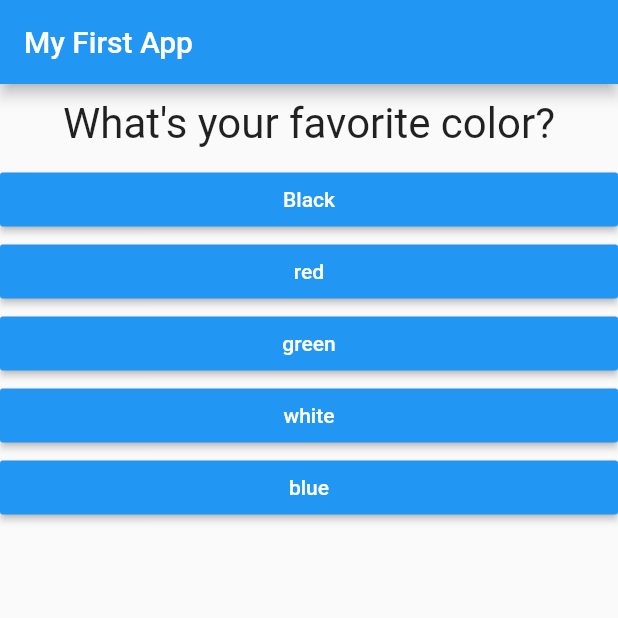
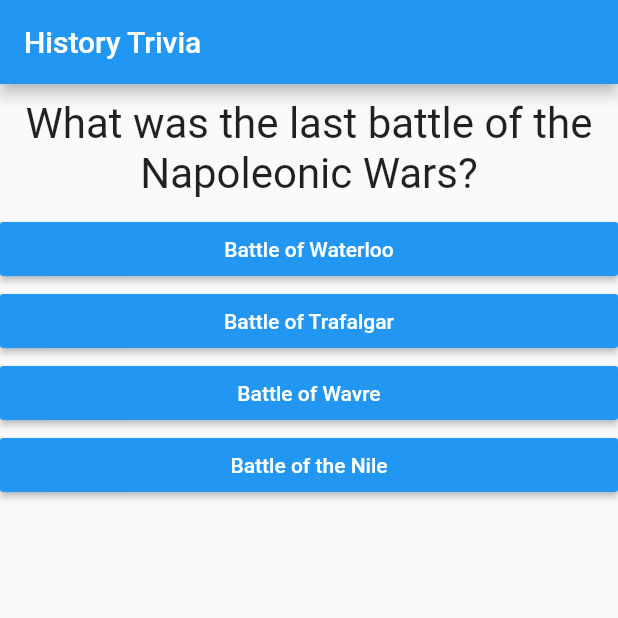
Before and after one commit to samuel327/flutter, a Flutter app: the screen it shows after launch, on a phone screen of 412 x 824 dp, the top half of it. Run offline on Flutter 3.47's test engine with Material 2 defaults, Android fonts, the phone set to English and light mode, and no system bars.

Commit message:
history triva app

```diff
--- /dev/null
+++ b/lib/constants/constants.dart
@@ -0,0 +1,31 @@
+library constants;
+
+const List<Map<String, Object>> questions = [
+  {
+    'questionText': ('What was the last battle of the Napoleonic Wars?'),
+    'answers': [
+      {"text": "Battle of Waterloo", "score": 0},
+      {"text": "Battle of Trafalgar", "score": 0},
+      {"text": "Battle of Wavre", "score": 5},
+      {"text": "Battle of the Nile", "score": 0},
+    ]
+  },
+  {
+    'questionText': ('How long did the Hundred Years\' war last?'),
+    'answers': [
+      {"text": "100 years", "score": 0},
+      {"text": "116 years", "score": 5},
+      {"text": "99 years", "score": 0},
+      {"text": "86 years", "score": 0}
+    ]
+  },
+  {
+    'questionText': ('What famous general was once attacked by rabbits?'),
+    'answers': [
+      {"text": "Alexander the Great", "score": 0},
+      {"text": "Genghis Khan", "score": 0},
+      {"text": "Julius Caesar", "score": 0},
+      {"text": "Napolean", "score": 5}
+    ]
+  },
+];
--- a/lib/myapp.dart
+++ b/lib/myapp.dart
@@ -1,6 +1,7 @@
 import 'package:flutter/material.dart';
 import './quiz.dart';
 import './result.dart';
+import './constants/constants.dart' as Constants;
 
 class MyApp extends StatefulWidget {
   @override
@@ -14,36 +15,7 @@ class _MyAppState extends State<MyApp> {
   var _questionIndex = 0;
   var _totalScore = 0;
   //protect questions variable from changes
-  final _questions = const [
-    {
-      'questionText': ('What\'s your favorite color?'),
-      'answers': [
-        {"text": "Black", "score": 1},
-        {"text": "red", "score": 2},
-        {"text": "green", "score": 3},
-        {"text": "white", "score": 4},
-        {"text": "blue", "score": 5}
-      ]
-    },
-    {
-      'questionText': ('What\'s your favorite animal?'),
-      'answers': [
-        {"text": "Rabbit", "score": 1},
-        {"text": "Snake", "score": 2},
-        {"text": "Lion", "score": 3},
-        {"text": "Elephant", "score": 4}
-      ]
-    },
-    {
-      'questionText': ('What\'s your favorite car?'),
-      'answers': [
-        {"text": "Honda", "score": 1},
-        {"text": "Cadillac", "score": 2},
-        {"text": "VW Jetta", "score": 3},
-        {"text": "Corrolla", "score": 4}
-      ]
-    },
-  ];
+  final _questions = Constants.questions;
 
   //will be our callback function; the function (address) we are passing around is also known as a
   //callback function bc the receiving widget calls it in the future
@@ -69,7 +41,7 @@ class _MyAppState extends State<MyApp> {
     return MaterialApp(
       home: Scaffold(
         appBar: AppBar(
-          title: Text('My First App'),
+          title: Text('History Trivia'),
         ),
         body: _questionIndex < _questions.length
             ? Quiz(
```
Also changed, not shown: lib/result.dart (+8 -8 lines).
